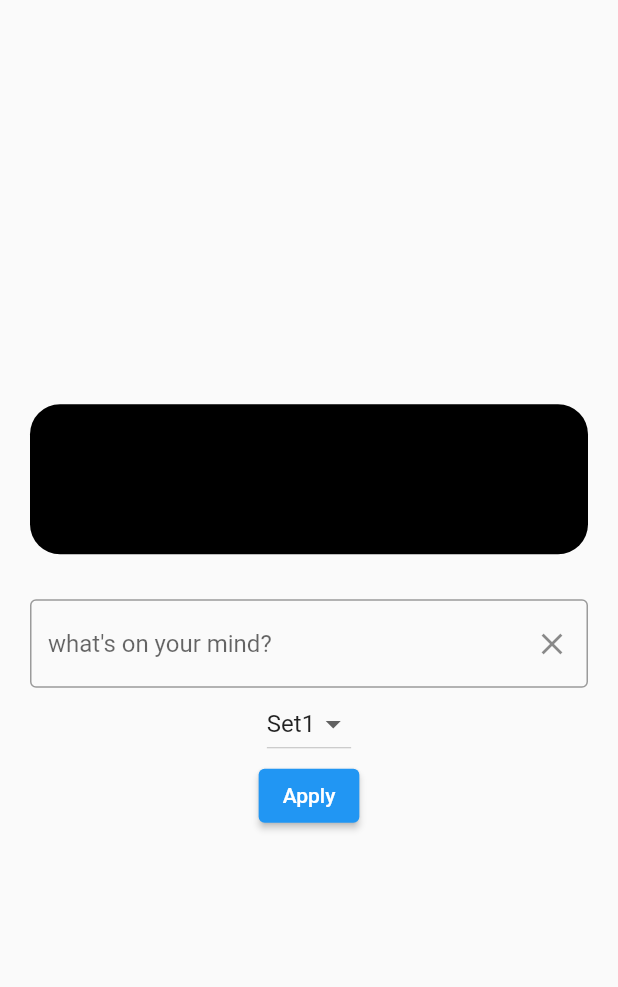
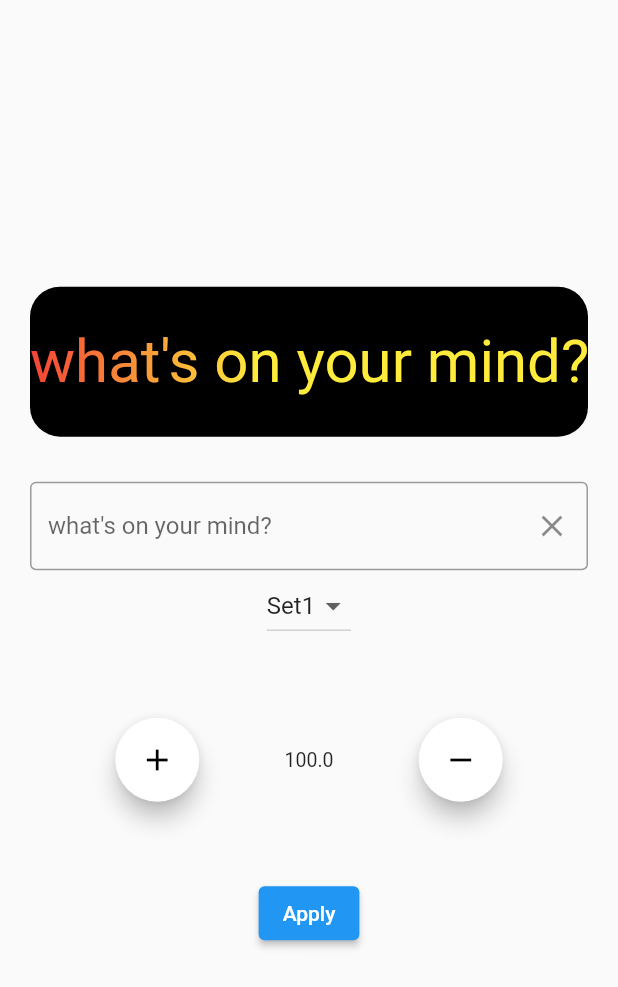
Before and after one commit to 98hyun/side, a Flutter app: the screen it shows after launch, on a phone screen of 412 x 824 dp. Shown: the top 987 px of the screen. Run offline on Flutter 3.47's test engine with Material 2 defaults, Android fonts, the phone set to English and light mode, and no system bars; drawn by our look-alikes of marquee.

Commit message:
20220104 add function
1. speed
2. preview

```diff
--- a/fapp1/lib/main.dart
+++ b/fapp1/lib/main.dart
@@ -1,4 +1,3 @@
-// library
 import 'package:flutter/material.dart';
 import 'package:flutter/services.dart';
 import 'package:marquee/marquee.dart';
@@ -37,7 +36,9 @@ class MyApp extends StatelessWidget {
 class FirstPage extends StatelessWidget {
   final String text;
   final Shader shader;
-  FirstPage({Key? key, required this.shader, required this.text})
+  double speed = 100.0;
+  FirstPage(
+      {Key? key, required this.shader, required this.text, required this.speed})
       : super(key: key);
   @override
   Widget build(BuildContext context) {
@@ -60,6 +61,7 @@ class FirstPage extends StatelessWidget {
       body: Marquee(
         text: text,
         style: TextStyle(fontSize: 80, foreground: Paint()..shader = shader),
+        velocity: speed,
       ),
     );
   }
@@ -78,7 +80,21 @@ class _SecondPageState extends State<SecondPage> {
 
   List setsname = ["Set1", "Set2"];
   var setname = "Set1";
-  String usermind = '';
+  String usermind = "what's on your mind? ";
+  double _n = 100.0;
+
+  void add() {
+    setState(() {
+      _n += 1.0;
+    });
+  }
+
+  void minus() {
+    setState(() {
+      if (_n != 0) _n -= 1.0;
+    });
+  }
+
   @override
   Widget build(BuildContext context) {
     return Scaffold(
@@ -96,14 +112,16 @@ class _SecondPageState extends State<SecondPage> {
                     color: Colors.black,
                     borderRadius: BorderRadius.all(Radius.circular(20))),
                 child: Center(
-                    child: Text(usermind,
+                    child: Marquee(
+                  text: usermind,
                   style: TextStyle(
                       fontSize: 40,
                       foreground: Paint()
-                              ..shader = LinearGradient(
-                                      colors: getColor(setname))
+                        ..shader = LinearGradient(colors: getColor(setname))
                             .createShader(
-                                      Rect.fromLTWH(0.0, 20.0, 150.0, 20.0))))),
+                                Rect.fromLTWH(0.0, 20.0, 150.0, 20.0))),
+                  velocity: _n,
+                )),
               ),
             ),
             Flexible(
@@ -140,6 +158,36 @@ class _SecondPageState extends State<SecondPage> {
               ),
             ),
             Flexible(
+                child: Center(
+              child: Row(
+                mainAxisAlignment: MainAxisAlignment.spaceEvenly,
+                children: [
+                  FloatingActionButton(
+                    heroTag: null,
+                    onPressed: add,
+                    child: Icon(
+                      Icons.add,
+                      color: Colors.black,
+                    ),
+                    backgroundColor: Colors.white,
+                  ),
+                  Text(
+                    _n.toStringAsFixed(1),
+                    style: TextStyle(fontSize: 13),
+                  ),
+                  FloatingActionButton(
+                    heroTag: null,
+                    onPressed: minus,
+                    child: Icon(
+                      Icons.remove,
+                      color: Colors.black,
+                    ),
+                    backgroundColor: Colors.white,
+                  )
+                ],
+              ),
+            )),
+            Flexible(
               child: ElevatedButton(
                 child: Text('Apply'),
                 onPressed: () async {
@@ -156,7 +204,9 @@ class _SecondPageState extends State<SecondPage> {
                               shader: LinearGradient(colors: getColor(setname))
                                   .createShader(
                                       Rect.fromLTWH(0.0, 20.0, 150.0, 20.0)),
-                            text: usermind)),
+                              text: usermind,
+                              speed: _n,
+                            )),
                   );
                   //We wait for the second screen to pop from anywhere
                   SystemChrome.setPreferredOrientations([
```
Lines whose indentation alone changed are shown as unchanged.
